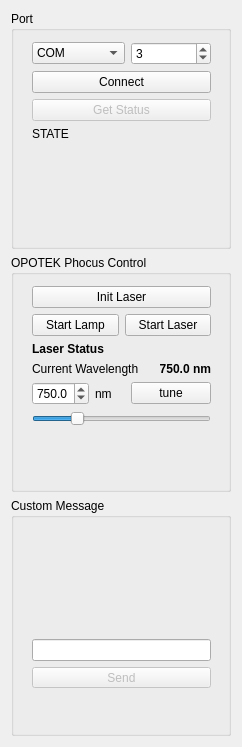
First picture: the form in Plugins/org.mitk.gui.qt.lasercontrol/src/internal/QmitkLaserControlControls.ui, repository MITK/MITK, before the edit.
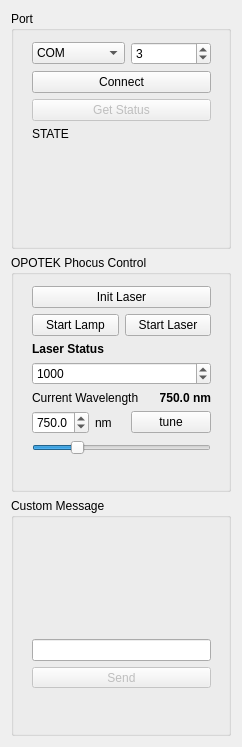
Second picture: the form after the edit.

Commit message: OPOTEK_Motor(0,wavelength,[...]) simply does not work with the new model of OPO we're using. #fixme #externaldependency #thirdhashtag I did mostly cosmetic things and will now try to talk to the stepper motor directly

Patch:
```diff
--- a/Plugins/org.mitk.gui.qt.lasercontrol/src/internal/QmitkLaserControlControls.ui
+++ b/Plugins/org.mitk.gui.qt.lasercontrol/src/internal/QmitkLaserControlControls.ui
@@ -168,6 +168,19 @@
            </property>
           </widget>
          </item>
+         <item>
+          <widget class="QSpinBox" name="spinBoxFIXME">
+           <property name="maximum">
+            <number>100000</number>
+           </property>
+           <property name="singleStep">
+            <number>100</number>
+           </property>
+           <property name="value">
+            <number>1000</number>
+           </property>
+          </widget>
+         </item>
          <item>
           <layout class="QHBoxLayout" name="horizontalLayout_3">
            <item>
```
The commit also changes 2 other files.
